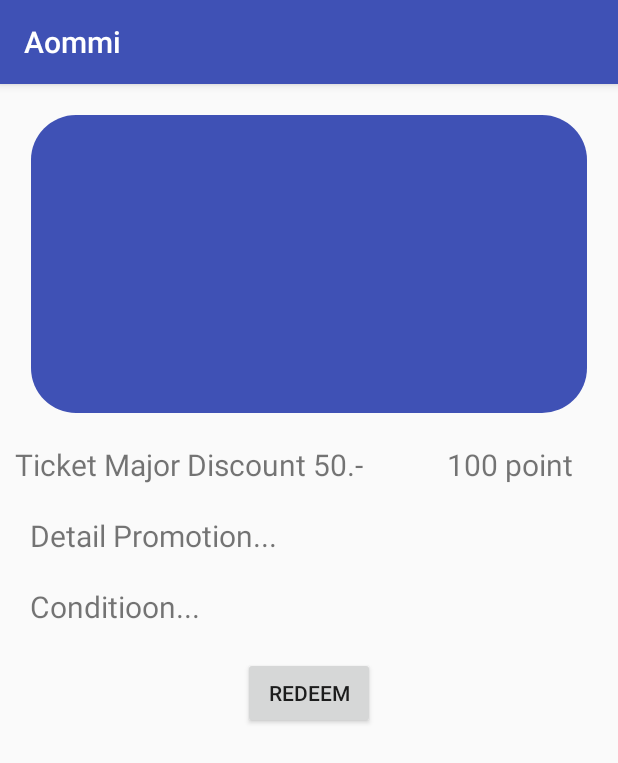
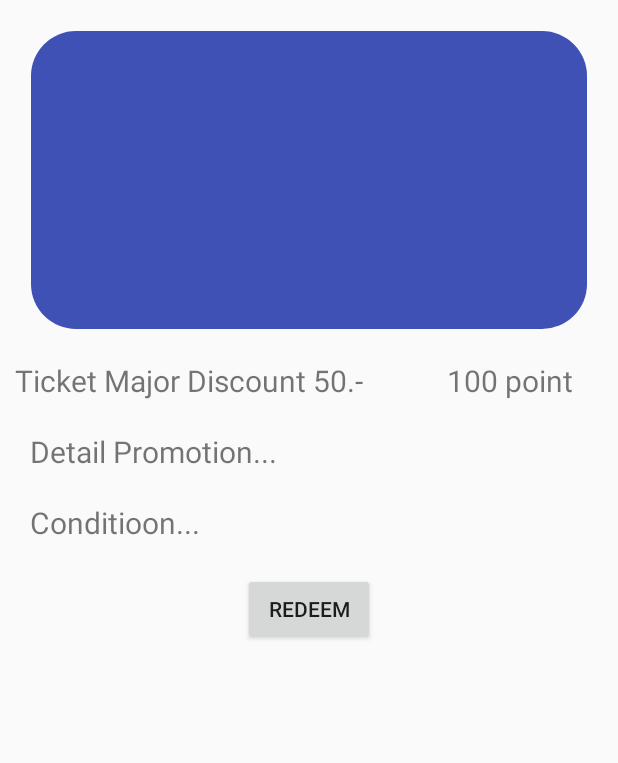
Before and after one commit to armfluke/aommi, an Android app: the RewardActivity screen opened directly, with no data from a screen before it, on a phone screen of 412 x 824 dp. Shown: the top 763 px of the screen. Run offline under Robolectric (Android 15) with nearby library versions, the phone set to English and light mode, and no system bars.

Commit message:
[Edited]: change theme to NoActionBar

```diff
--- a/Android/app/src/main/res/values/styles.xml
+++ b/Android/app/src/main/res/values/styles.xml
@@ -1,11 +1,12 @@
 <resources>
 
     <!-- Base application theme. -->
-    <style name="AppTheme" parent="Base.Theme.AppCompat.Light.DarkActionBar">
+    <style name="AppTheme" parent="Theme.AppCompat.Light.NoActionBar">
         <!-- Customize your theme here. -->
         <item name="colorPrimary">@color/colorPrimary</item>
         <item name="colorPrimaryDark">@color/colorPrimaryDark</item>
         <item name="colorAccent">@color/colorAccent</item>
     </style>
 
+
 </resources>
```
Also changed, not shown: Android/app/src/main/res/drawable-hdpi/major_logo.png (added), Android/app/src/main/res/drawable-hdpi/pig.png (added), Android/app/src/main/res/drawable-mdpi/major_logo.png (added), Android/app/src/main/res/drawable-mdpi/pig.png (added), Android/app/src/main/res/drawable-xhdpi/pig.png (added).
